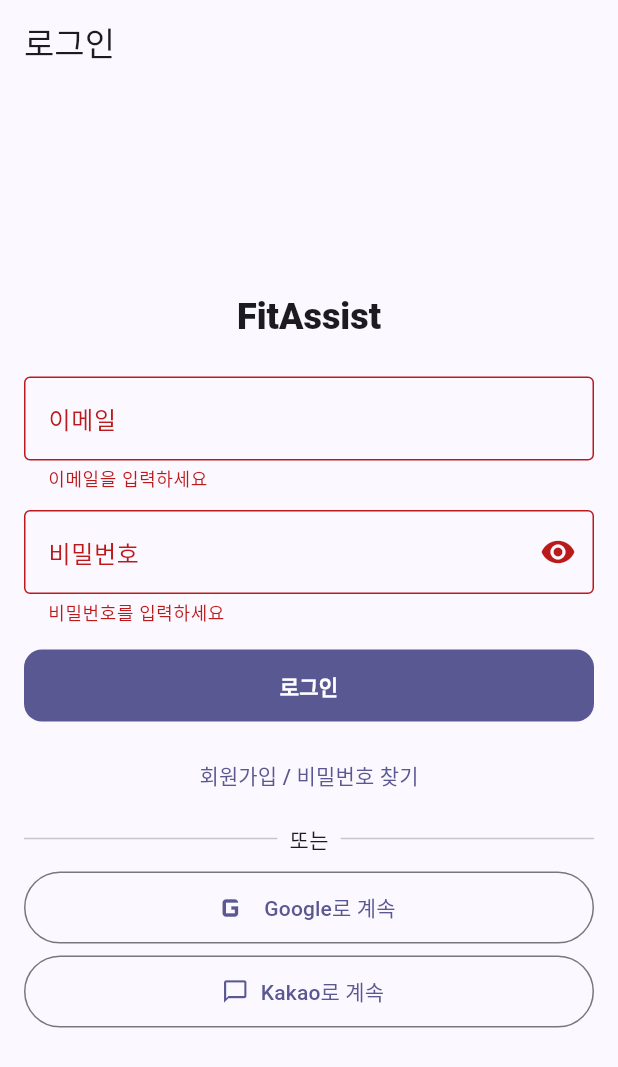
After one commit to chaanuu/GP_4, a Flutter app: the LoginScreen screen opened by its route, after a tap on "로그인", on a phone screen of 412 x 824 dp. The commit adds this screen. Shown: the top 1067 px of the screen. Run offline on Flutter 3.47's test engine with Material 3 defaults, Android fonts, the phone set to English and light mode, and no system bars; our stand-ins replace flutter_riverpod, go_router.

Commit message:
[Add] #1 - 섭취 반영 버튼 및 로그인 화면 추가

```diff
--- a/app/lib/router.dart
+++ b/app/lib/router.dart
@@ -9,8 +9,10 @@
 import 'package:app/screens/food_photo_screen.dart';
 import 'package:app/screens/diet_insights_screen.dart';
 import 'package:app/screens/inbody_screen.dart';
+import 'screens/login_screen.dart';
 
 final GoRouter appRouter = GoRouter(
+  //initialLocation: '/login', 로그인화면으로 시작
   routes: [
     GoRoute(path: '/', builder: (_, __) => const HomeScreen()),
     GoRoute(path: '/qr', builder: (_, __) => const QrScanScreen()),
@@ -20,5 +22,9 @@
     GoRoute(path: '/food', builder: (_, __) => const FoodPhotoScreen()),
     GoRoute(path: '/diet', builder: (_, __) => const DietInsightsScreen()),
     GoRoute(path: '/inbody', builder: (_, __) => const InbodyScreen()),
+    GoRoute(
+      path: '/login',
+      builder: (context, state) => const LoginScreen(),
+    )
   ],
 );
--- /dev/null
+++ b/app/lib/screens/login_screen.dart
@@ -0,0 +1,176 @@
+import 'package:flutter/material.dart';
+import 'package:flutter_riverpod/flutter_riverpod.dart';
+
+import '../widgets/primary_button.dart';
+
+class LoginScreen extends ConsumerStatefulWidget {
+  const LoginScreen({super.key});
+
+  @override
+  ConsumerState<LoginScreen> createState() => _LoginScreenState();
+}
+
+class _LoginScreenState extends ConsumerState<LoginScreen> {
+  final _formKey = GlobalKey<FormState>();
+  final _email = TextEditingController();
+  final _password = TextEditingController();
+  bool _obscure = true;
+  bool _loading = false;
+
+  @override
+  void dispose() {
+    _email.dispose();
+    _password.dispose();
+    super.dispose();
+  }
+
+  Future<void> _onLogin() async {
+    if (!_formKey.currentState!.validate()) return;
+    setState(() => _loading = true);
+    try {
+      // TODO: 여기서 실제 로그인 로직(백엔드 호출/파이어베이스 등) 수행
+      await Future.delayed(const Duration(milliseconds: 700));
+      if (!mounted) return;
+      ScaffoldMessenger.of(context).showSnackBar(
+        const SnackBar(content: Text('로그인 성공(더미)')),
+      );
+      // TODO: 로그인 성공 시 라우팅
+      // context.go('/home');
+    } catch (e) {
+      if (!mounted) return;
+      ScaffoldMessenger.of(context).showSnackBar(
+        SnackBar(content: Text('로그인 실패: $e')),
+      );
+    } finally {
+      if (mounted) setState(() => _loading = false);
+    }
+  }
+
+  Future<void> _onGoogleLogin() async {
+    // TODO: 구글 로그인 연결 (google_sign_in 등)
+    ScaffoldMessenger.of(context).showSnackBar(
+      const SnackBar(content: Text('구글 로그인(더미)')),
+    );
+  }
+
+  Future<void> _onKakaoLogin() async {
+    // TODO: 카카오 로그인 연결 (kakao_flutter_sdk_user 등)
+    ScaffoldMessenger.of(context).showSnackBar(
+      const SnackBar(content: Text('카카오 로그인(더미)')),
+    );
+  }
+
+  @override
+  Widget build(BuildContext context) {
+    final theme = Theme.of(context);
+    return Scaffold(
+      appBar: AppBar(title: const Text('로그인')),
+      body: SafeArea(
+        child: Center(
+          child: ConstrainedBox(
+            constraints: const BoxConstraints(maxWidth: 420),
+            child: Padding(
+              padding: const EdgeInsets.all(16),
+              child: Form(
+                key: _formKey,
+                child: Column(
+                  mainAxisSize: MainAxisSize.min,
+                  crossAxisAlignment: CrossAxisAlignment.stretch,
+                  children: [
+                    Text(
+                      'FitAssist',
+                      style: theme.textTheme.headlineSmall?.copyWith(fontWeight: FontWeight.w800),
+                      textAlign: TextAlign.center,
+                    ),
+                    const SizedBox(height: 24),
+
+                    // Email
+                    TextFormField(
+                      controller: _email,
+                      keyboardType: TextInputType.emailAddress,
+                      decoration: const InputDecoration(
+                        labelText: '이메일',
+                        hintText: 'name@example.com',
+                        border: OutlineInputBorder(),
+                      ),
+                      validator: (v) {
+                        if (v == null || v.isEmpty) return '이메일을 입력하세요';
+                        final ok = RegExp(r'^[^@]+@[^@]+\.[^@]+').hasMatch(v);
+                        if (!ok) return '이메일 형식이 올바르지 않습니다';
+                        return null;
+                      },
+                    ),
+                    const SizedBox(height: 12),
+
+                    // Password
+                    TextFormField(
+                      controller: _password,
+                      obscureText: _obscure,
+                      decoration: InputDecoration(
+                        labelText: '비밀번호',
+                        border: const OutlineInputBorder(),
+                        suffixIcon: IconButton(
+                          onPressed: () => setState(() => _obscure = !_obscure),
+                          icon: Icon(_obscure ? Icons.visibility : Icons.visibility_off),
+                        ),
+                      ),
+                      validator: (v) {
+                        if (v == null || v.isEmpty) return '비밀번호를 입력하세요';
+                        if (v.length < 6) return '6자 이상 입력하세요';
+                        return null;
+                      },
+                    ),
+                    const SizedBox(height: 16),
+
+                    // 로그인
+                    PrimaryButton(
+                      label: _loading ? '로그인 중…' : '로그인',
+                      onPressed: _loading ? null : _onLogin,
+                    ),
+                    const SizedBox(height: 12),
+
+                    // 보조 액션
+                    TextButton(
+                      onPressed: () {
+                        // TODO: 비밀번호 찾기/회원가입 라우트
+                        // context.push('/signup');
+                      },
+                      child: const Text('회원가입 / 비밀번호 찾기'),
+                    ),
+
+                    const SizedBox(height: 8),
+                    Row(children: const [
+                      Expanded(child: Divider()),
+                      Padding(padding: EdgeInsets.symmetric(horizontal: 8), child: Text('또는')),
+                      Expanded(child: Divider()),
+                    ]),
+                    const SizedBox(height: 12),
+
+                    // Social buttons
+                    SizedBox(
+                      height: 48,
+                      child: OutlinedButton.icon(
+                        icon: const Icon(Icons.g_mobiledata, size: 28),
+                        label: const Text('Google로 계속'),
+                        onPressed: _onGoogleLogin,
+                      ),
+                    ),
+                    const SizedBox(height: 8),
+                    SizedBox(
+                      height: 48,
+                      child: OutlinedButton.icon(
+                        icon: const Icon(Icons.chat_bubble_outline),
+                        label: const Text('Kakao로 계속'),
+                        onPressed: _onKakaoLogin,
+                      ),
+                    ),
+                  ],
+                ),
+              ),
+            ),
+          ),
+        ),
+      ),
+    );
+  }
+}
```
Also changed, not shown: app/lib/screens/diet_insights_screen.dart (+24 -7 lines), app/lib/screens/food_photo_screen.dart (+92 -6 lines).
